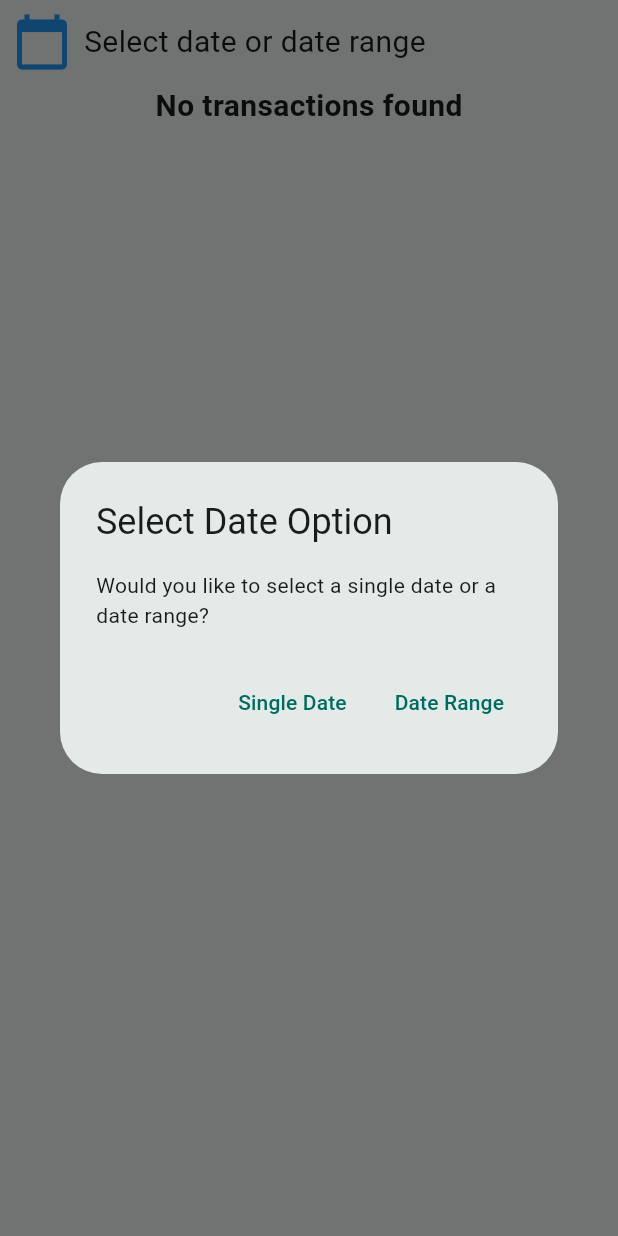
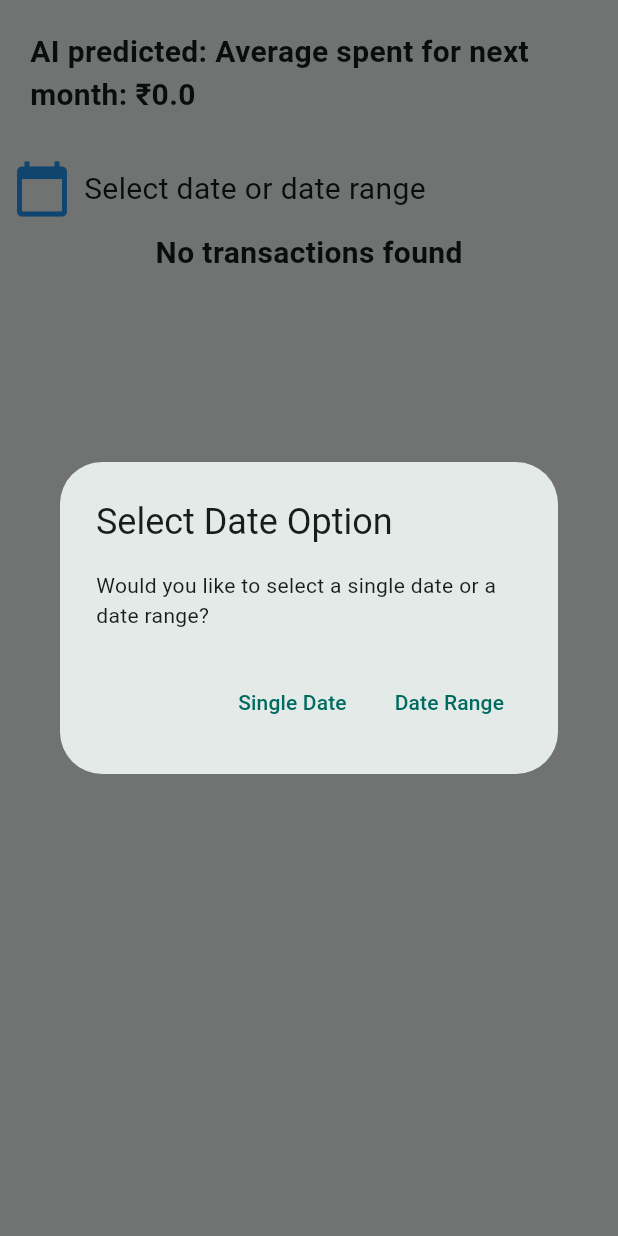
Before and after one commit to signatureresourcehub/spend_tracking_app, a Flutter app: the SpendPage screen opened directly, after a tap on the "calendar today" icon, on a phone screen of 412 x 824 dp. Run offline on Flutter 3.47's test engine with Material 3 defaults, Android fonts, the phone set to English and light mode, and no system bars; our stand-ins replace cloud_firestore, firebase_auth, firebase_core, flutter_secure_storage, google_sign_in, lottie and 4 more; missing offline and left inert: easy_sms_receiver, flutter_background_service; accounts and stored records are empty.

Commit message:
ai prediction

```diff
--- a/lib/bottom_navigation.dart
+++ b/lib/bottom_navigation.dart
@@ -22,7 +22,8 @@ class CustomerBottomNav extends StatelessWidget {
             },
             items: const [
               BottomNavigationBarItem(icon: Icon(Icons.home), label: 'Home'),
-              BottomNavigationBarItem(icon: Icon(Icons.money), label: 'Spent'),
+              BottomNavigationBarItem(
+                  icon: Icon(Icons.money), label: 'Analyticts'),
               BottomNavigationBarItem(
                   icon: Icon(Icons.account_balance), label: 'Transactions'),
               BottomNavigationBarItem(
--- a/lib/into_screens/intro_screen_1.dart
+++ b/lib/into_screens/intro_screen_1.dart
@@ -10,7 +10,7 @@ class IntroPage1 extends StatelessWidget {
       child: Column(
         mainAxisAlignment: MainAxisAlignment.center,
         children: [
-          Text("test 1"),
+          Text("Hey there!!"),
           Center(
             child: Lottie.asset('assets/animations/Animation1.json'),
           ),
--- a/lib/into_screens/intro_screen_2.dart
+++ b/lib/into_screens/intro_screen_2.dart
@@ -10,7 +10,7 @@ class IntroPage2 extends StatelessWidget {
       child: Column(
         mainAxisAlignment: MainAxisAlignment.center,
         children: [
-          Text("test 2"),
+          Text("Start financial journey with Finzo"),
           Center(
             child: Lottie.asset('assets/animations/Animation2.json'),
           ),
--- a/lib/into_screens/intro_screen_3.dart
+++ b/lib/into_screens/intro_screen_3.dart
@@ -10,7 +10,7 @@ class IntroPage3 extends StatelessWidget {
       child: Column(
         mainAxisAlignment: MainAxisAlignment.center,
         children: [
-          Text("test 3"),
+          Text("Every transcation  tells your financial story"),
           Center(
             child: Lottie.asset('assets/animations/Animation3.json'),
           ),
--- a/lib/spend.dart
+++ b/lib/spend.dart
@@ -17,6 +17,13 @@ class _SpendPageState extends State<SpendPage> {
   double _totalSpent = 0.0;
   List<Map<String, dynamic>> _transactions = [];
   Map<String, double> _spendData = {};
+  double _averageSpent = 0.0;
+
+  @override
+  void initState() {
+    super.initState();
+    _fetchAverageSpendForCurrentMonth();
+  }
 
   @override
   Widget build(BuildContext context) {
@@ -24,6 +31,13 @@ class _SpendPageState extends State<SpendPage> {
       body: Center(
         child: ListView(
           children: [
+            Container(
+              padding: EdgeInsets.all(20),
+              child: Text(
+                'AI predicted: Average spent for next month: ₹$_averageSpent',
+                style: TextStyle(fontSize: 20, fontWeight: FontWeight.bold),
+              ),
+            ),
             Row(
               children: [
                 IconButton(
@@ -283,4 +297,45 @@ class _SpendPageState extends State<SpendPage> {
       print("Error fetching debited transactions: $e");
     }
   }
+
+  Future<void> _fetchAverageSpendForCurrentMonth() async {
+    try {
+      User? user = FirebaseAuth.instance.currentUser;
+      if (user != null) {
+        DateTime now = DateTime.now();
+        DateTime firstDayOfMonth = DateTime(now.year, now.month, 1);
+        DateTime lastDayOfMonth = DateTime(now.year, now.month + 1, 0);
+
+        QuerySnapshot querySnapshot = await FirebaseFirestore.instance
+            .collection('transactions')
+            .where('user', isEqualTo: user.uid)
+            .where('date',
+                isGreaterThanOrEqualTo:
+                    DateFormat('dd-MM-yyyy').format(firstDayOfMonth))
+            .where('date',
+                isLessThanOrEqualTo:
+                    DateFormat('dd-MM-yyyy').format(lastDayOfMonth))
+            .where('type', isEqualTo: 'debited')
+            .get();
+
+        double totalAmount = 0.0;
+        int transactionCount = querySnapshot.docs.length;
+
+        for (var doc in querySnapshot.docs) {
+          double amount = double.parse(doc['amount']);
+          totalAmount += amount;
+        }
+
+        setState(() {
+          _averageSpent =
+              transactionCount > 0 ? totalAmount / transactionCount : 0.0;
+        });
+
+        // Debug prints to verify data
+        print("Average Spent for Current Month: $_averageSpent");
+      }
+    } catch (e) {
+      print("Error fetching average spend for current month: $e");
+    }
+  }
 }
```
Also changed, not shown: lib/setbudget.dart (+56 -0 lines).
